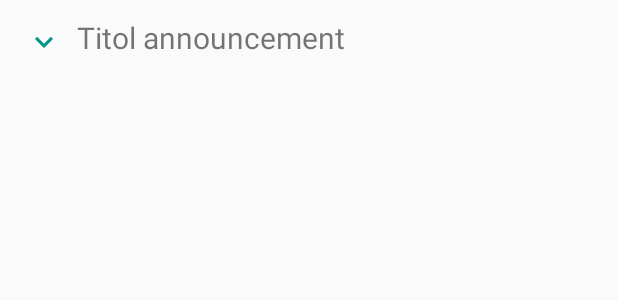
After one commit to marti1999/ProjecteFinalDAM-AndroidAdminApp, an Android app: the layout announcement_list_item.xml on its own in the app's theme, with its tools: preview values and no code run, on a phone screen of 412 x 824 dp. The commit adds this screen. Shown: the top 300 px of the screen. Run offline under Robolectric (Android 15) with nearby library versions, the phone set to English and light mode, and no system bars.

Commit message:
s'ha començat el announcement

```diff
--- a/app/src/main/AndroidManifest.xml
+++ b/app/src/main/AndroidManifest.xml
@@ -15,7 +15,7 @@
 
     <application
         android:allowBackup="true"
-        android:icon="@drawable/feministicon"
+        android:icon="@drawable/appicon"
         android:label="@string/app_name"
         android:roundIcon="@mipmap/ic_launcher_round"
         android:supportsRtl="true"
--- a/app/src/main/java/com/example/marti/projecte_uf1/DonorFragments/RewardsFragment.java
+++ b/app/src/main/java/com/example/marti/projecte_uf1/DonorFragments/RewardsFragment.java
@@ -7,6 +7,7 @@ import android.os.Bundle;
 import android.support.annotation.NonNull;
 import android.support.annotation.Nullable;
 import android.support.v4.app.Fragment;
+import android.support.v7.widget.DividerItemDecoration;
 import android.support.v7.widget.LinearLayoutManager;
 import android.support.v7.widget.RecyclerView;
 import android.view.LayoutInflater;
@@ -106,7 +107,10 @@ public class RewardsFragment extends Fragment {
         adapter = new rewardsAdapter(list, getActivity(), currentUserId);
         rv = getView().findViewById(R.id.reward_recyclerview);
         mLayoutManager = new LinearLayoutManager(getActivity());
+
         rv.setLayoutManager(mLayoutManager);
+        rv.addItemDecoration(new DividerItemDecoration(getContext(),
+                DividerItemDecoration.VERTICAL));
 
         rv.setAdapter(adapter);
     }
--- /dev/null
+++ b/app/src/main/res/layout/announcement_list_item.xml
@@ -0,0 +1,80 @@
+<?xml version="1.0" encoding="utf-8"?>
+<LinearLayout xmlns:android="http://schemas.android.com/apk/res/android"
+    xmlns:app="http://schemas.android.com/apk/res-auto"
+    android:id="@+id/announcementLayout"
+    android:layout_width="match_parent"
+    android:layout_height="wrap_content"
+
+
+    android:background="?android:attr/selectableItemBackground"
+    android:clickable="true"
+    android:focusable="true"
+    android:orientation="vertical"
+
+
+    android:paddingLeft="17dp"
+    android:paddingTop="5dp"
+    android:paddingRight="17dp"
+    android:paddingBottom="5dp">
+
+
+    <LinearLayout
+        android:id="@+id/announcementHeaderLaout"
+        android:layout_width="match_parent"
+        android:layout_height="40dp"
+        android:gravity="center_vertical"
+        android:orientation="horizontal">
+
+        <ImageView
+            android:id="@+id/announcementImageExpand"
+            style="@style/imageViewEsdeveniment"
+            android:layout_width="wrap_content"
+
+
+            android:layout_height="wrap_content"
+            android:layout_marginTop="3dp"
+            app:srcCompat="@drawable/downarrow" />
+
+        <TextView
+            android:id="@+id/announcementTitle"
+            android:layout_width="wrap_content"
+            android:layout_height="wrap_content"
+            android:layout_marginStart="10dp"
+            android:layout_weight="0.3"
+            android:text="Titol announcement"
+
+            android:textSize="20dp" />
+
+
+
+
+
+    </LinearLayout>
+
+
+    <LinearLayout
+        android:id="@+id/announcementLayoutContent"
+        android:layout_width="match_parent"
+        android:paddingStart="35dp"
+        android:paddingEnd="20dp"
+        android:visibility="gone"
+        android:layout_height="wrap_content"
+        android:gravity="center"
+        android:orientation="vertical">
+
+        <TextView
+            android:id="@+id/announcementInfo"
+
+            android:layout_width="match_parent"
+            android:layout_height="wrap_content"
+            android:layout_marginTop="10dp"
+            android:layout_marginBottom="10dp"
+            android:textSize="14dp"
+            android:text="" />
+
+
+
+    </LinearLayout>
+
+
+</LinearLayout>
--- a/app/src/main/res/values/strings.xml
+++ b/app/src/main/res/values/strings.xml
@@ -1,5 +1,5 @@
 <resources>
-    <string name="app_name">projecte_UF1</string>
+    <string name="app_name">Roba</string>
 
 
     <string name="hello_blank_fragment">Hello blank fragment</string>
```
Also changed, not shown: app/src/main/java/com/example/marti/projecte_uf1/mutualFragments/AnnouncementsFragment.java (+27 -75 lines), app/src/main/java/com/example/marti/projecte_uf1/mutualFragments/announcementsAdapter.java (added, +149 -0 lines), app/src/main/res/layout/rewards_list_item.xml (+6 -4 lines), app/src/main/res/drawable-xxhdpi/appicon.jpg (added).
